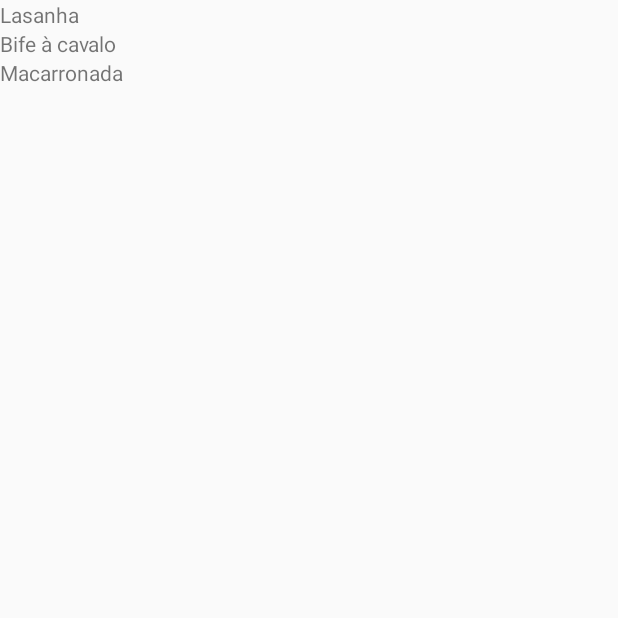
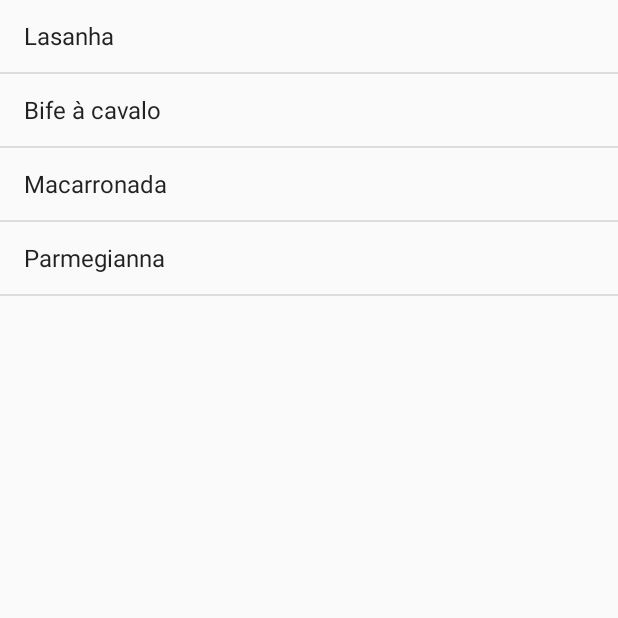
Before and after one commit to DevNaNuvem/FoodList, an Android app: the screen it shows after launch (MainActivity), on a phone screen of 412 x 824 dp, the top half of it. Run offline under Robolectric (Android 15) with nearby library versions, the phone set to English and light mode, and no system bars.

Commit message:
[food-0002] using listview and adapter to display the data

```diff
--- a/app/src/main/java/com/devnanuvem/foodlist/MainActivity.java
+++ b/app/src/main/java/com/devnanuvem/foodlist/MainActivity.java
@@ -3,6 +3,8 @@ package com.devnanuvem.foodlist;
 import android.app.Activity;
 import android.os.Bundle;
 import android.view.View;
+import android.widget.ArrayAdapter;
+import android.widget.ListView;
 import android.widget.TextView;
 import android.widget.Toast;
 
@@ -20,14 +22,9 @@ public class MainActivity extends Activity {
 
         setContentView(R.layout.activity_main);
 
-        List<String> listaComidas = new ArrayList<>(Arrays.asList("Lasanha", "Bife à cavalo", "Macarronada"));
+        List<String> foodList = new ArrayList<>(Arrays.asList("Lasanha", "Bife à cavalo", "Macarronada", "Parmegianna"));
+        ListView foodListView = findViewById(R.id.activity_main_food_list_view);
 
-        TextView comida1 = findViewById(R.id.textView);
-        TextView comida2 = findViewById(R.id.textView1);
-        TextView comida3 = findViewById(R.id.textView2);
-
-        comida1.setText(listaComidas.get(0));
-        comida2.setText(listaComidas.get(1));
-        comida3.setText(listaComidas.get(2));
+        foodListView.setAdapter(new ArrayAdapter<>(this, android.R.layout.simple_list_item_1, foodList ));
     }
 }
--- a/app/src/main/res/layout/activity_main.xml
+++ b/app/src/main/res/layout/activity_main.xml
@@ -3,19 +3,8 @@
     android:orientation="vertical" android:layout_width="match_parent"
     android:layout_height="match_parent">
 
-    <TextView
-        android:id="@+id/textView"
+    <ListView
+        android:id="@+id/activity_main_food_list_view"
         android:layout_width="match_parent"
-        android:layout_height="wrap_content"
-        android:text="" />
-    <TextView
-        android:id="@+id/textView1"
-        android:layout_width="match_parent"
-        android:layout_height="wrap_content"
-        android:text="" />
-    <TextView
-        android:id="@+id/textView2"
-        android:layout_width="match_parent"
-        android:layout_height="wrap_content"
-        android:text="" />
+        android:layout_height="match_parent"/>
 </LinearLayout>
```
